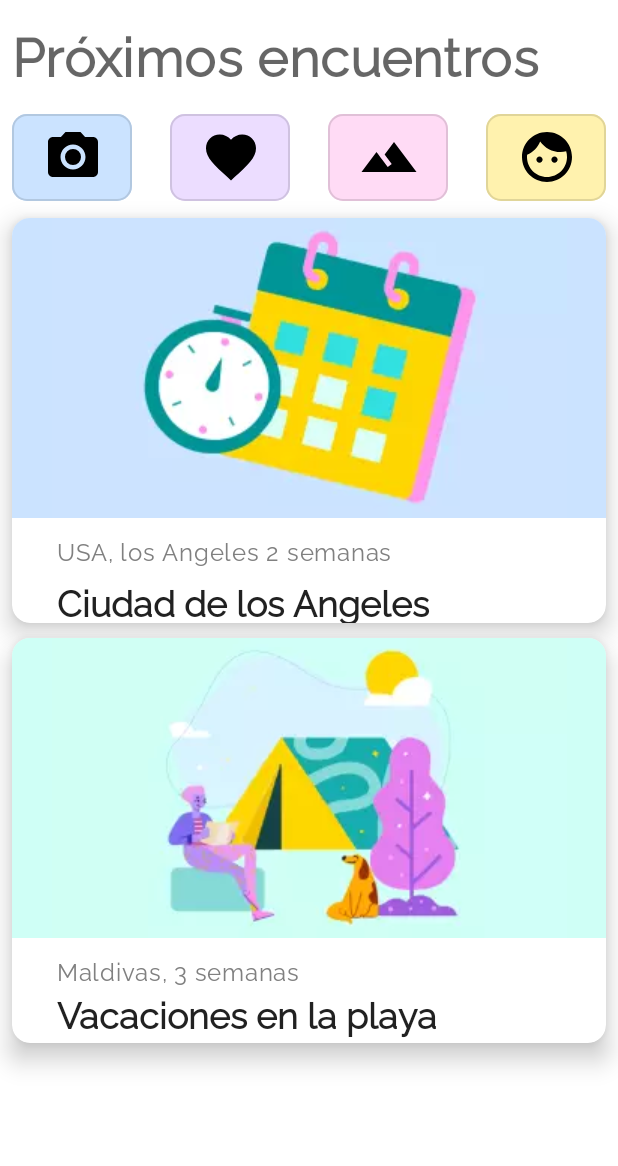
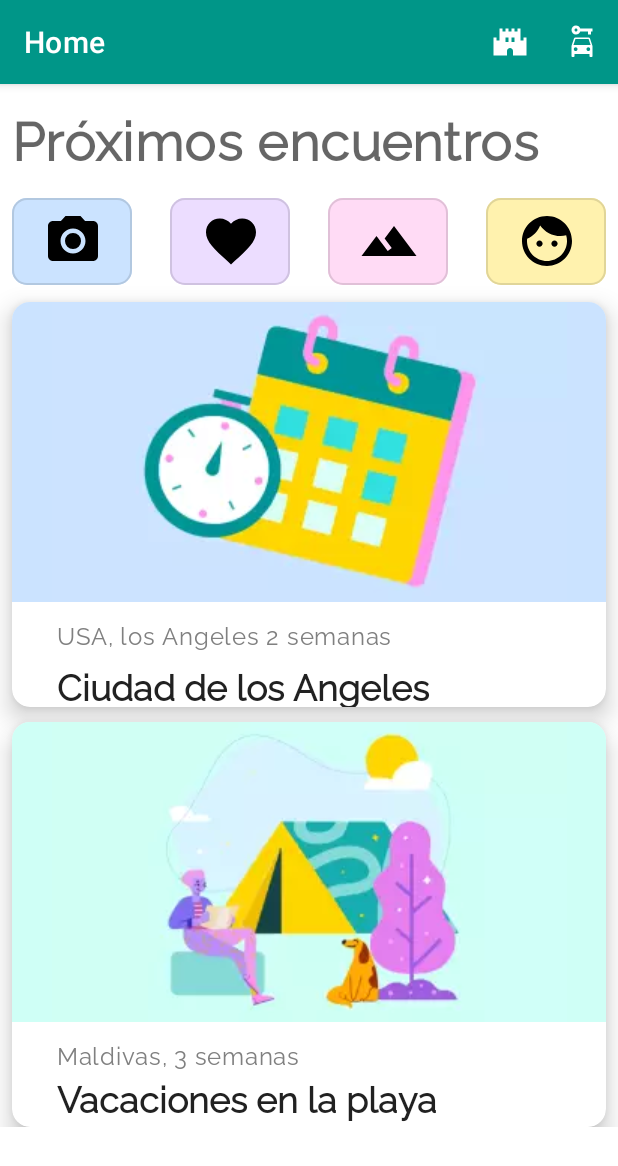
Before and after one commit to DiegoDonoso000/Travelling, an Android app: the HomeActivity screen opened directly, with no data from a screen before it, on a phone screen of 412 x 824 dp. Shown: the top 1166 px of the screen. Run offline under Robolectric (Android 15) with nearby library versions, the phone set to English and light mode, and no system bars.

Commit message:
Gestion de colores por tema Navegacion por toolbar Home Incorporacion Fragment

```diff
--- a/app/src/main/AndroidManifest.xml
+++ b/app/src/main/AndroidManifest.xml
@@ -51,6 +51,7 @@
         <activity
             android:name=".LoginActivity"
             android:exported="false"
+            android:theme="@style/Theme.Travelling.noBar.login"
             >
             <meta-data
                 android:name="android.app.lib_name"
--- a/app/src/main/java/es/travelWorld/travelling/HomeActivity.java
+++ b/app/src/main/java/es/travelWorld/travelling/HomeActivity.java
@@ -4,11 +4,11 @@ import static es.travelWorld.travelling.Constants.KEY_MAIN_USER;
 
 import androidx.appcompat.app.AppCompatActivity;
 
+
+import android.content.Intent;
+import android.net.Uri;
 import android.os.Bundle;
 import android.util.Log;
-import android.view.Window;
-import android.widget.Toast;
-
 import es.travelWorld.travelling.databinding.ActivityHomeBinding;
 import es.travelWorld.travelling.domain.Usuario;
 
@@ -18,10 +18,30 @@ public class HomeActivity extends AppCompatActivity {
     protected void onCreate(Bundle savedInstanceState) {
         super.onCreate(savedInstanceState);
         bindingHomeActivity= ActivityHomeBinding.inflate(getLayoutInflater());
-        Window window = this.getWindow();
-        window.setStatusBarColor(this.getColor(R.color.status_bar_home));
         setContentView(bindingHomeActivity.getRoot());
         getIntentExtras();
+        setListeners();
+    }
+    private void setListeners() {
+        bindingHomeActivity.toolbar.setOnMenuItemClickListener(item -> {
+            switch (item.getItemId()) {
+                case R.id.menu_eurodisney:
+                    openConditionsWeb("https://www.disneylandparis.com/");
+                    break;
+                case R.id.menu_car_rental:
+                    inflateFragment();
+            }
+            return false;
+        });
+
+    }
+
+    private void inflateFragment() {
+        androidx.fragment.app.FragmentManager fragmentmanager= getSupportFragmentManager();
+        androidx.fragment.app.FragmentTransaction transaction= fragmentmanager.beginTransaction();
+        LileFragment lilefragment= new LileFragment();
+        transaction.add(R.id.fragment_container, lilefragment);
+        transaction.commitAllowingStateLoss();
     }
 
     private void getIntentExtras() {
@@ -31,6 +51,11 @@ public class HomeActivity extends AppCompatActivity {
             Log.e("Tokio",texto);
         }
        }
+    private void openConditionsWeb(String url){
+        Intent intent = new Intent(Intent.ACTION_VIEW, Uri.parse(url));
+        startActivity(intent);
+    }
+
 
 
 }
--- a/app/src/main/java/es/travelWorld/travelling/LoginActivity.java
+++ b/app/src/main/java/es/travelWorld/travelling/LoginActivity.java
@@ -12,7 +12,6 @@ import android.text.Editable;
 import android.text.TextWatcher;
 import android.util.Log;
 import android.view.View;
-import android.view.Window;
 import android.widget.Toast;
 import com.google.android.material.snackbar.Snackbar;
 import java.util.Objects;
@@ -38,8 +37,6 @@ public class LoginActivity extends AppCompatActivity {
     @Override
     protected void onCreate(Bundle savedInstanceState) {
         super.onCreate(savedInstanceState);
-        Window window=this.getWindow();
-        window.setStatusBarColor(this.getColor(R.color.status_bar_login));
         bindingLoginActivity= ActivityLoginBinding.inflate(getLayoutInflater());
         setContentView(bindingLoginActivity.getRoot());
         setListeners();
@@ -84,6 +81,8 @@ public class LoginActivity extends AppCompatActivity {
 
     private void actionLoginBtn(View view) {
         Usuario userLogin=provideFromLayout();
+//        Intent intent = new Intent(this, HomeActivity.class).putExtra(KEY_MAIN_USER, userLogin);
+//        startActivity(intent);
         if(userLogin!=null && userFromServer!=null && comparaUsuarios(userLogin,userFromServer)) {
             Intent intent = new Intent(this, HomeActivity.class).putExtra(KEY_MAIN_USER, userLogin);
             startActivity(intent);
@@ -111,7 +110,6 @@ public class LoginActivity extends AppCompatActivity {
     }
 
     private boolean comparaUsuarios(Usuario user1,Usuario user2){
-//        return true;
         return (Objects.equals(user1.getApellido(), user2.getApellido()) && (Objects.equals(user1.getNombre(), user2.getNombre())));
     }
 
--- a/app/src/main/java/es/travelWorld/travelling/MainActivity.java
+++ b/app/src/main/java/es/travelWorld/travelling/MainActivity.java
@@ -26,6 +26,8 @@ public class MainActivity extends AppCompatActivity {
         setContentView(bindingMainActivity.getRoot());
         setValues();
         setListeners();
+        bindingMainActivity.homeButton.setEnabled(false);
+        bindingMainActivity.newAccountButton.setEnabled(false);
     }
 
     private void setValues() {
--- a/app/src/main/java/es/travelWorld/travelling/NewAccountActivity.java
+++ b/app/src/main/java/es/travelWorld/travelling/NewAccountActivity.java
@@ -35,8 +35,6 @@ public class NewAccountActivity extends AppCompatActivity {
     protected void onCreate(Bundle savedInstanceState) {
         super.onCreate(savedInstanceState);
         bindingActivity = ActivityNewAccountBinding.inflate(getLayoutInflater());
-        Window window = this.getWindow();
-        window.setStatusBarColor(this.getColor(R.color.background_new_account));
         setContentView(bindingActivity.getRoot());
         setValues();
         setListeners();
@@ -143,6 +141,7 @@ public class NewAccountActivity extends AppCompatActivity {
     private void openCamera(View view) {
         phothoBitmap.launch(null);
     }
+
     private void openConditionsWeb(String url){
         Intent intent = new Intent(Intent.ACTION_VIEW, Uri.parse(url));
         startActivity(intent);
--- /dev/null
+++ b/app/src/main/res/drawable/ic_baseline_car_rental_24.xml
@@ -0,0 +1,6 @@
+<vector android:height="24dp" android:tint="#FFFFFF"
+    android:viewportHeight="24" android:viewportWidth="24"
+    android:width="24dp" xmlns:android="http://schemas.android.com/apk/res/android">
+    <path android:fillColor="@android:color/white" android:pathData="M16.39,9H7.61C7.18,9 6.8,9.28 6.66,9.68l-1.66,5v6.81C5,21.78 5.23,22 5.5,22h1C6.78,22 7,21.78 7,21.5V20h10v1.5c0,0.28 0.22,0.5 0.5,0.5h1c0.28,0 0.5,-0.22 0.5,-0.5v-6.81l-1.66,-5C17.2,9.28 16.82,9 16.39,9zM7.78,18c-0.68,0 -1.22,-0.54 -1.22,-1.22s0.54,-1.22 1.22,-1.22S9,16.11 9,16.78S8.46,18 7.78,18zM16.22,18C15.55,18 15,17.46 15,16.78s0.54,-1.22 1.22,-1.22s1.22,0.54 1.22,1.22S16.9,18 16.22,18zM6.29,14l1.33,-4h8.78l1.33,4H6.29z"/>
+    <path android:fillColor="@android:color/white" android:pathData="M10.83,3C10.41,1.83 9.3,1 8,1C6.34,1 5,2.34 5,4c0,1.65 1.34,3 3,3c1.3,0 2.41,-0.84 2.83,-2H16v2h2V5h1V3H10.83zM8,5C7.45,5 7,4.55 7,4s0.45,-1 1,-1s1,0.45 1,1S8.55,5 8,5z"/>
+</vector>
--- /dev/null
+++ b/app/src/main/res/drawable/ic_baseline_castle_24.xml
@@ -0,0 +1,5 @@
+<vector android:height="24dp" android:tint="#FFFFFF"
+    android:viewportHeight="24" android:viewportWidth="24"
+    android:width="24dp" xmlns:android="http://schemas.android.com/apk/res/android">
+    <path android:fillColor="@android:color/white" android:pathData="M21,9v2h-2V3h-2v2h-2V3h-2v2h-2V3H9v2H7V3H5v8H3V9H1v12h9v-3c0,-1.1 0.9,-2 2,-2s2,0.9 2,2v3h9V9H21zM11,12H9V9h2V12zM15,12h-2V9h2V12z"/>
+</vector>
--- a/app/src/main/res/layout/activity_home.xml
+++ b/app/src/main/res/layout/activity_home.xml
@@ -1,11 +1,37 @@
 <?xml version="1.0" encoding="utf-8"?>
-<androidx.constraintlayout.widget.ConstraintLayout xmlns:android="http://schemas.android.com/apk/res/android"
+<androidx.coordinatorlayout.widget.CoordinatorLayout xmlns:android="http://schemas.android.com/apk/res/android"
     xmlns:app="http://schemas.android.com/apk/res-auto"
     xmlns:tools="http://schemas.android.com/tools"
     android:id="@+id/activity_home"
     android:layout_width="match_parent"
     android:layout_height="match_parent"
     tools:context=".HomeActivity">
+    <com.google.android.material.appbar.AppBarLayout
+        android:layout_width="match_parent"
+        android:layout_height="?attr/actionBarSize">
+            <com.google.android.material.appbar.MaterialToolbar
+                android:id="@+id/toolbar"
+                style="@style/Widget.MaterialComponents.Toolbar.Primary"
+                android:layout_width="match_parent"
+                android:layout_height="?attr/actionBarSize"
+                app:title="Home"
+                app:menu="@menu/home_activity_menu"
+                android:background="?attr/colorPrimary"
+                app:layout_collapseMode="pin"
+                app:layout_constraintStart_toStartOf="parent"
+                app:layout_constraintTop_toTopOf="parent">
+            </com.google.android.material.appbar.MaterialToolbar>
+    </com.google.android.material.appbar.AppBarLayout>
+
+    <ScrollView
+        android:layout_width="match_parent"
+        android:layout_height="match_parent"
+        app:layout_behavior="com.google.android.material.appbar.AppBarLayout$ScrollingViewBehavior"
+        >
+    <androidx.constraintlayout.widget.ConstraintLayout
+        android:layout_width="match_parent"
+        android:layout_height="match_parent"
+        >
     <com.google.android.material.textview.MaterialTextView
         android:id="@+id/home_title"
         android:layout_width="match_parent"
@@ -173,5 +199,12 @@
                 app:layout_constraintTop_toBottomOf="@+id/card2_subtitle"></androidx.appcompat.widget.AppCompatTextView>
         </androidx.constraintlayout.widget.ConstraintLayout>
     </androidx.cardview.widget.CardView>
+    </androidx.constraintlayout.widget.ConstraintLayout>
+    </ScrollView>
 
-</androidx.constraintlayout.widget.ConstraintLayout>
+    <FrameLayout android:id="@+id/fragment_container"
+        android:layout_width="match_parent"
+        android:layout_height="match_parent">
+    </FrameLayout>
+
+</androidx.coordinatorlayout.widget.CoordinatorLayout>
--- a/app/src/main/res/layout/activity_main.xml
+++ b/app/src/main/res/layout/activity_main.xml
@@ -21,7 +21,7 @@
         android:layout_width="match_parent"
         android:layout_height="wrap_content"
         android:layout_marginHorizontal="30dp"
-        android:enabled="false"
+        android:enabled="true"
         android:text="Home"
         app:layout_constraintStart_toStartOf="parent"
         app:layout_constraintTop_toBottomOf="@id/login_button"></androidx.appcompat.widget.AppCompatButton>
@@ -31,7 +31,7 @@
         android:layout_width="match_parent"
         android:layout_height="wrap_content"
         android:layout_marginHorizontal="30dp"
-        android:enabled="false"
+        android:enabled="true"
         android:text="Registro"
         app:layout_constraintStart_toStartOf="parent"
         app:layout_constraintTop_toBottomOf="@id/home_button"></androidx.appcompat.widget.AppCompatButton>
--- a/app/src/main/res/layout/activity_new_account.xml
+++ b/app/src/main/res/layout/activity_new_account.xml
@@ -17,7 +17,6 @@
         app:title="@string/new_account_label"
         app:navigationIcon="@drawable/ic_back"
         android:background="?attr/colorPrimary"
-        app:titleTextColor="@color/white"
         app:layout_collapseMode="pin"
         app:layout_constraintStart_toStartOf="parent"
         app:layout_constraintTop_toTopOf="parent">
@@ -124,7 +123,7 @@
             android:layout_marginBottom="36dp"
             android:background="@drawable/estado_btn"
             android:textColor="@color/white"
-            android:enabled="false"
+            android:enabled="true"
             android:paddingHorizontal="50dp"
             android:text="@string/pointme"
             android:textStyle="bold"
--- /dev/null
+++ b/app/src/main/res/menu/home_activity_menu.xml
@@ -0,0 +1,18 @@
+<?xml version="1.0" encoding="utf-8"?>
+<menu xmlns:android="http://schemas.android.com/apk/res/android"
+    xmlns:app="http://schemas.android.com/apk/res-auto">
+    <item
+        android:id="@+id/menu_eurodisney"
+        android:icon="@drawable/ic_baseline_castle_24"
+        android:title="Eurodisney"
+        android:tooltipText="Eurodisney"
+        app:showAsAction="ifRoom"
+        ></item>
+    <item
+        android:id="@+id/menu_car_rental"
+        android:icon="@drawable/ic_baseline_car_rental_24"
+        android:title="Alquila un coche"
+        android:tooltipText="Alquila un coche"
+        app:showAsAction="ifRoom"
+        ></item>
+</menu>
--- a/app/src/main/res/values/colors.xml
+++ b/app/src/main/res/values/colors.xml
@@ -11,7 +11,7 @@
     <!--Theme Colors-->
     <color name="primaryColor">#009688</color>
     <color name="primaryLightColor">#52c7b8</color>
-    <color name="primaryDarkColor">#1BC715</color>
+    <color name="primaryDarkColor">#005b4f</color>
     <color name="colorAccent">#FF000000</color>
     <color name="secondaryColor">#ffea00</color>
     <color name="secondaryLightColor">#ffff56</color>
@@ -40,8 +40,4 @@
     <color name="disabled_button_color">#A0A0A0</color>
     <color name="enabled_button_login">#000000</color>
 
-
-
-
-
 </resources>
--- a/app/src/main/res/values/strings.xml
+++ b/app/src/main/res/values/strings.xml
@@ -38,4 +38,6 @@
     <string name="pointme">Me apunto</string>
     <string name="privacy_policy">Política de Privacidad</string>
     <string name="account_create_conditions">Ver Condiciones</string>
+    <!-- TODO: Remove or change this placeholder text -->
+    <string name="hello_blank_fragment">wellcome to the lile fragment!</string>
 </resources>
--- a/app/src/main/res/values/themes.xml
+++ b/app/src/main/res/values/themes.xml
@@ -1,16 +1,17 @@
 <resources xmlns:tools="http://schemas.android.com/tools">
     <!-- Base application theme. -->
-    <style name="Theme.Travelling" parent="Theme.MaterialComponents.DayNight">
+    <style name="Theme.Travelling" parent="Theme.MaterialComponents.Light">
         <!-- Primary brand color. -->
         <item name="colorPrimary">@color/primaryColor</item>
         <item name="colorPrimaryVariant">@color/primaryDarkColor</item>
-        <item name="colorOnPrimary">#C5CAE9</item>
+        <item name="colorOnPrimary">@color/white</item>
         <!-- Secondary brand color. -->
         <item name="colorSecondary">@color/secondaryColor</item>
         <item name="colorSecondaryVariant">@color/secondaryDarkColor</item>
         <item name="colorOnSecondary">@color/black</item>
         <!-- Status bar appearance. -->
         <item name="android:windowLightStatusBar">true</item>
+        <item name="android:statusBarColor">@color/primaryDarkColor</item>
         <!-- Customize your theme here. -->
         <item name="appTravellingH1">@style/TextAppearance.Travelling.Headline1</item>
         <item name="appTravellingH2">@style/TextAppearance.Travelling.Headline2</item>
@@ -29,4 +30,10 @@
         <item name="windowActionBar">false</item>
         <item name="windowNoTitle">true</item>
     </style>
+    <style name="Theme.Travelling.noBar.login" >
+        <item name="android:statusBarColor">@color/white</item>
+        <item name="colorPrimary">@color/black</item>
+        <item name="colorOnPrimary">@color/white</item>
+    </style>
+
 </resources>
```
Also changed, not shown: app/src/main/java/es/travelWorld/travelling/LileFragment.java (added, +27 -0 lines), app/src/main/res/layout/activity_login.xml (+3 -5 lines), app/src/main/res/layout/fragment_lile.xml (added, +18 -0 lines), app/src/main/res/menu/main_activity_menu.xml (deleted, +0 -23 lines).
